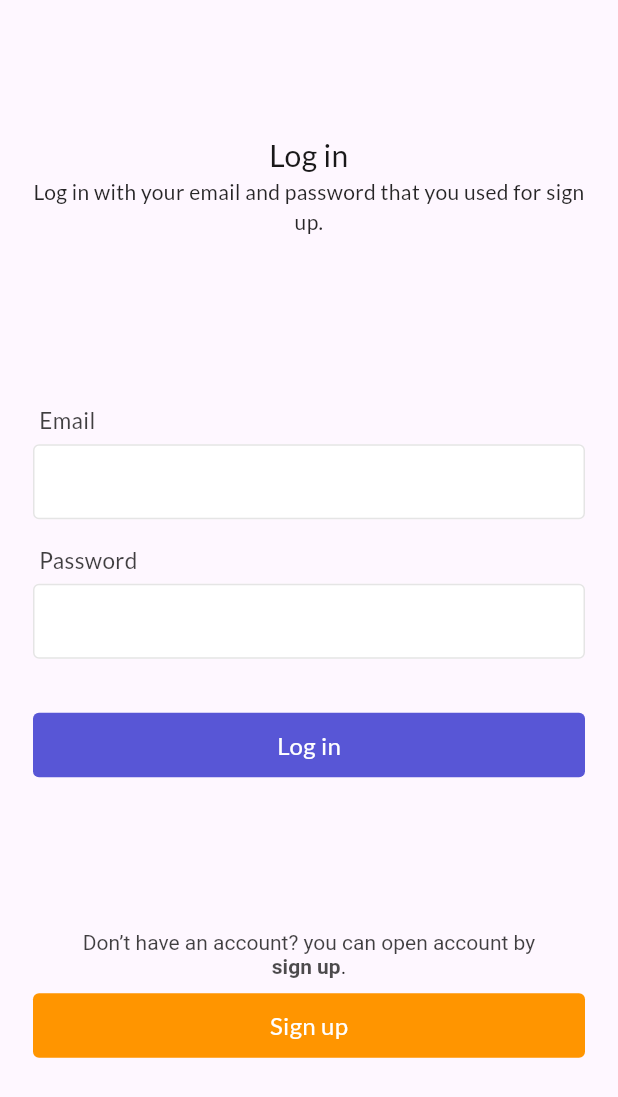
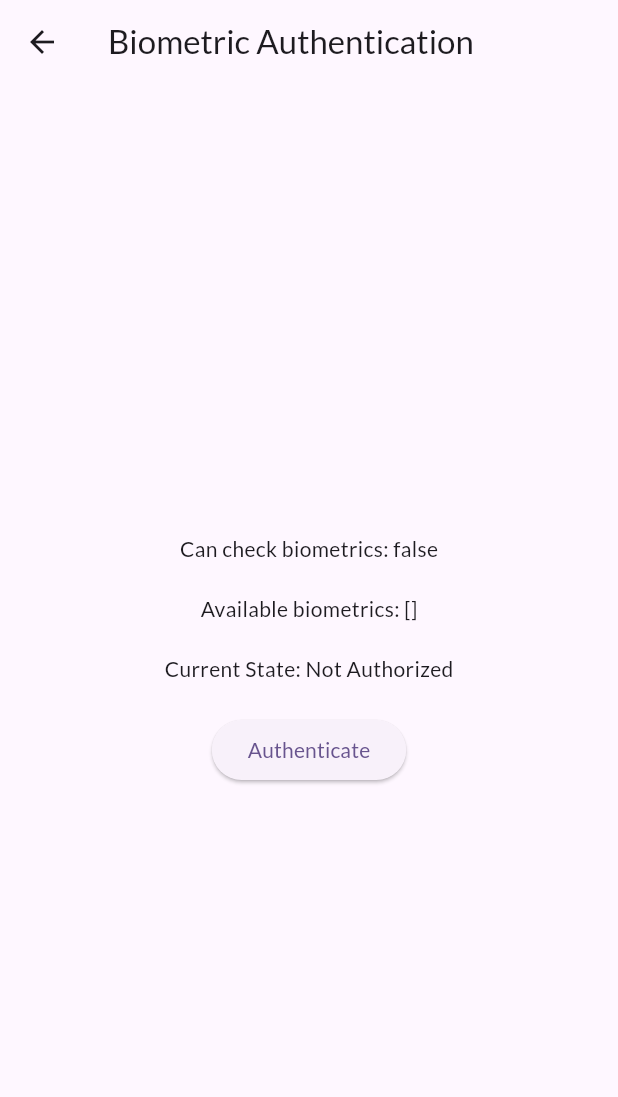
Before and after one commit to prince-63/geotrackr, a Flutter app: the screen it shows after launch, on a phone screen of 412 x 824 dp. Shown: the top 1097 px of the screen. Run offline on Flutter 3.47's test engine with Material 3 defaults, Android fonts, the phone set to English and light mode, and no system bars; our stand-ins replace local_auth, shared_preferences; missing offline and left inert: qr_code_scanner.

Commit message:
implimenting biomentric fingerprint authentication

```diff
--- a/app/lib/config/api_config.dart
+++ b/app/lib/config/api_config.dart
@@ -1,5 +1,5 @@
 class ApiConfig {
-  static const String baseUrl = 'http://192.168.0.186:8000/api/v1';
+  static const String baseUrl = 'http://192.168.159.167:8000/api/v1';
   static const String authLogin = '$baseUrl/auth/login';
   static const String authSignup = '$baseUrl/auth/signup';
   static const String authLogout = '$baseUrl/auth/logout';
--- a/app/lib/main.dart
+++ b/app/lib/main.dart
@@ -1,6 +1,8 @@
+import 'package:app/src/screens/biometric.dart';
 import 'package:app/src/screens/home_screen.dart';
 import 'package:app/src/screens/login_screen.dart';
 import 'package:app/src/screens/signup_screen.dart';
+import 'package:app/src/screens/verification_screen.dart';
 import 'package:flutter/material.dart';
 import 'package:shared_preferences/shared_preferences.dart';
 
@@ -14,7 +16,7 @@
 }
 
 class _MyAppState extends State<MyApp> {
-  String initialRoute = '/';
+  String initialRoute = '/biometric';
 
   @override
   void initState() {
@@ -87,6 +89,8 @@
       '/': (context) => const LoginScreen(),
       '/home': (context) => const HomeScreen(),
       '/signup': (context) => const SignupScreen(),
+      '/verification': (context) => const VerificationScreen(),
+      '/biometric': (context) => BiometricAuth(),
     };
   }
 }
--- /dev/null
+++ b/app/lib/src/screens/biometric.dart
@@ -0,0 +1,99 @@
+import 'package:flutter/material.dart';
+import 'package:local_auth/local_auth.dart';
+
+class BiometricAuth extends StatefulWidget {
+  @override
+  _BiometricAuthState createState() => _BiometricAuthState();
+}
+
+class _BiometricAuthState extends State<BiometricAuth> {
+  final LocalAuthentication auth = LocalAuthentication();
+  bool? _canCheckBiometrics;
+  List<BiometricType>? _availableBiometrics;
+  String _authorized = 'Not Authorized';
+
+  @override
+  void initState() {
+    super.initState();
+    _checkBiometrics();
+    _getAvailableBiometrics();
+  }
+
+  Future<void> _checkBiometrics() async {
+    bool canCheckBiometrics;
+    try {
+      canCheckBiometrics = await auth.canCheckBiometrics;
+    } catch (e) {
+      canCheckBiometrics = false;
+    }
+
+    if (!mounted) return;
+
+    setState(() {
+      _canCheckBiometrics = canCheckBiometrics;
+    });
+  }
+
+  Future<void> _getAvailableBiometrics() async {
+    List<BiometricType> availableBiometrics;
+    try {
+      availableBiometrics = await auth.getAvailableBiometrics();
+    } catch (e) {
+      availableBiometrics = <BiometricType>[];
+    }
+
+    if (!mounted) return;
+
+    setState(() {
+      _availableBiometrics = availableBiometrics;
+    });
+  }
+
+  Future<void> _authenticate() async {
+    bool authenticated = false;
+    try {
+      authenticated = await auth.authenticate(
+        localizedReason:
+            'Scan your fingerprint or use your biometric credentials to authenticate',
+        options: const AuthenticationOptions(
+          useErrorDialogs: true,
+          stickyAuth: true,
+        ),
+      );
+    } on Exception catch (e) {
+      print(e);
+    }
+    if (!mounted) return;
+
+    setState(() {
+      _authorized = authenticated ? 'Authorized' : 'Not Authorized';
+
+      if (_authorized == 'Authorized') {
+        Navigator.pushNamed(context, '/home');
+      }
+    });
+  }
+
+  @override
+  Widget build(BuildContext context) {
+    return Scaffold(
+      appBar: AppBar(
+        title: Text('Biometric Authentication'),
+      ),
+      body: Center(
+        child: Column(
+          mainAxisAlignment: MainAxisAlignment.center,
+          children: <Widget>[
+            Text('Can check biometrics: $_canCheckBiometrics\n'),
+            Text('Available biometrics: $_availableBiometrics\n'),
+            Text('Current State: $_authorized\n'),
+            ElevatedButton(
+              onPressed: _authenticate,
+              child: Text('Authenticate'),
+            ),
+          ],
+        ),
+      ),
+    );
+  }
+}
--- a/app/lib/src/widgets/custom_text_form_field.dart
+++ b/app/lib/src/widgets/custom_text_form_field.dart
@@ -68,7 +68,7 @@
     return TextFormField(
       controller: controller,
       obscureText: obscureText,
-      decoration: const InputDecoration(
+      decoration: InputDecoration(
         border: InputBorder.none,
       ),
     );
--- a/app/pubspec.yaml
+++ b/app/pubspec.yaml
@@ -33,7 +33,7 @@
   http: ^0.13.3
   shared_preferences: ^2.0.6
   qr_code_scanner: ^1.0.1
-
+  local_auth: ^2.1.3
 
   # The following adds the Cupertino Icons font to your application.
   # Use with the CupertinoIcons class for iOS style icons.
```
Also changed, not shown: app/lib/src/screens/verification_screen.dart (added, +170 -0 lines), app/pubspec.lock, 9 other files.
